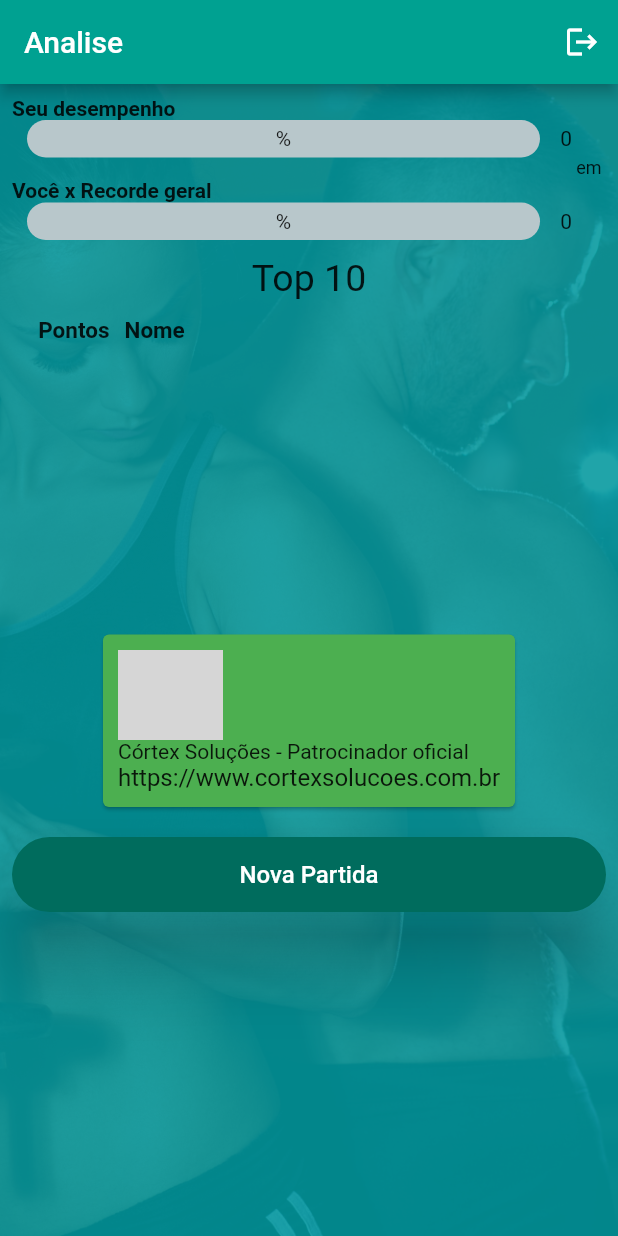
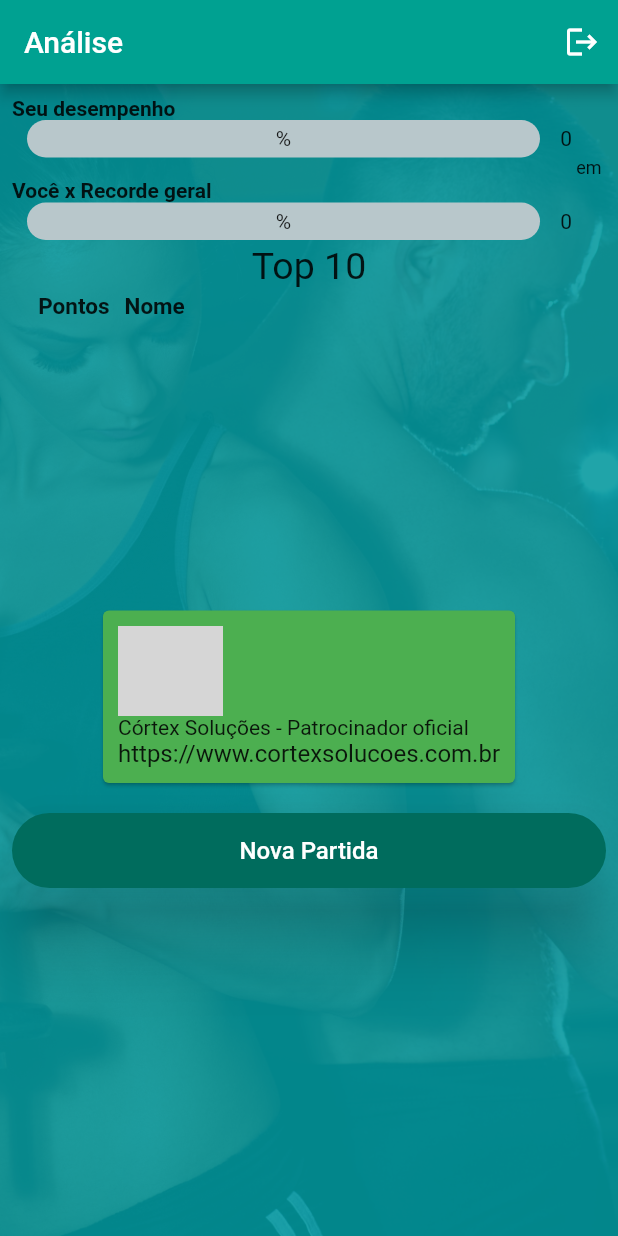
Before and after one commit to mariobyte/musculaquiz, a Flutter app: the Classificacao screen opened directly with empty values, on a phone screen of 412 x 824 dp. Run offline on Flutter 3.47's test engine with Material 2 defaults, Android fonts, the phone set to English and light mode, and no system bars; drawn by our look-alikes of percent_indicator; our stand-ins replace cloud_firestore, firebase_auth, firebase_core; missing offline and left inert: flutter_beep; accounts and stored records are empty; network calls fail; grey boxes are pictures that could not be loaded.

Commit message:
atual - 0105

```diff
--- a/lib/app/model/Usuario.dart
+++ b/lib/app/model/Usuario.dart
@@ -6,6 +6,7 @@ class Usuario {
   String userIdMQ;
   String vidas;
   String idPartida;
+  String programa;
 
   Usuario(
       {this.nome,
@@ -14,5 +15,6 @@ class Usuario {
       this.userId,
       this.userIdMQ,
       this.vidas,
-      this.idPartida});
+      this.idPartida,
+      this.programa});
 }
--- a/lib/classificacao.dart
+++ b/lib/classificacao.dart
@@ -51,6 +51,7 @@ class _ClassificacaoState extends State<Classificacao> {
 
   _ClassificacaoState({this.dataUsuario});
 
+  var _programa = '';
   var _email = '';
   var _userId = '';
   var _total_respondidas = '';
@@ -112,9 +113,12 @@ class _ClassificacaoState extends State<Classificacao> {
   var _t1010_id_usuario = '';
   var _t1010_nome = '';
   var _t1010_pontos = '';
+  String _titulo = "Análise";
+  String _tituloBotao = "Nova Partida";
   String _itemCategoria;
+  bool _visible1 = true;
 
-  var _categorias = new List<Categorias>();
+  List<Categorias> _categorias;
 
   void initState() {
     super.initState();
@@ -122,11 +126,17 @@ class _ClassificacaoState extends State<Classificacao> {
       setState(() {
         _email = this.dataUsuario.email;
         _userId = this.dataUsuario.userId;
+        _programa = this.dataUsuario.programa;
         _getAnalise(_userId);
         print('categoria - _email: $_email');
         print('categoria - _userId: $_userId');
         _getCategorias();
         print('teste _categorias : $_categorias');
+        if (_programa == 'iniciar') {
+          _titulo = "Muscula Quiz";
+          _tituloBotao = "Iniciar";
+          _visible1 = false;
+        }
       });
     }
   }
@@ -143,7 +153,7 @@ class _ClassificacaoState extends State<Classificacao> {
     return Scaffold(
       appBar: AppBar(
         //title: Text("Classificação"),
-        title: Text("Analise"),
+        title: Text(_titulo),
         backgroundColor: Color(0xff00A191),
         actions: [
           IconButton(icon: Icon(Icons.logout), onPressed: this._logout),
@@ -152,45 +162,13 @@ class _ClassificacaoState extends State<Classificacao> {
       body: Container(
         child: DefaultBackgroundContainer(
 //            child: Center(
-          //      child: SingleChildScrollView(
-          child: Expanded(
+          child: SingleChildScrollView(
+            //child: Expanded(
             child: Column(
               crossAxisAlignment: CrossAxisAlignment.stretch,
               children: <Widget>[
                 Column(children: <Widget>[
-                  Row(
-                    children: <Widget>[
-                      Text('Seu desempenho',
-                          style: TextStyle(
-                              fontSize: 14, fontWeight: FontWeight.bold)),
-                    ],
-                    mainAxisAlignment: MainAxisAlignment.start,
-                  ),
-                  Row(children: [
-                    LinearPercentIndicator(
-                      width: MediaQuery.of(context).size.width - 50,
-                      animation: true,
-                      lineHeight: 25.0,
-                      animationDuration: 2000,
-                      percent: _percAcertoRecord,
-                      center: Text(_percAcertoRecordText + '%'),
-                      linearStrokeCap: LinearStrokeCap.roundAll,
-                      progressColor: Colors.greenAccent,
-                    ),
-                    Row(children: [
-                      Text(' ' + _recorde_usuarioI.toStringAsFixed(0))
-                    ]),
-                  ]),
-                  Row(
-                    children: <Widget>[
-                      Text(
-                        'em ' + _data_recorde,
-                        style: TextStyle(
-                            fontSize: 12, fontWeight: FontWeight.normal),
-                      ),
-                    ],
-                    mainAxisAlignment: MainAxisAlignment.end,
-                  ),
+                  _seuDesempenho(_visible1),
                   //   Expanded(
                   //child:
                   Row(
@@ -221,12 +199,12 @@ class _ClassificacaoState extends State<Classificacao> {
                   ]),
                   Row(
                     children: <Widget>[
-                      Container(padding: EdgeInsets.only(left: 0.0, top: 5.0))
+                      Container(padding: EdgeInsets.only(left: 0.0, top: 1.0))
                     ],
                   ),
                 ]),
                 Padding(
-                  padding: const EdgeInsets.all(6.0),
+                  padding: const EdgeInsets.all(2.0),
                   child: Center(
                       child: Text(
                     "Top 10",
@@ -235,7 +213,7 @@ class _ClassificacaoState extends State<Classificacao> {
                 ),
                 Row(
                   children: <Widget>[
-                    Container(padding: EdgeInsets.only(left: 0.0, top: 5.0))
+                    Container(padding: EdgeInsets.only(left: 0.0, top: 1.0))
                   ],
                 ),
                 // Cabeçalho Top 10
@@ -572,7 +550,7 @@ class _ClassificacaoState extends State<Classificacao> {
                   padding: EdgeInsets.only(top: 16, bottom: 10),
                   child: ElevatedButton(
                     child: Text(
-                      "Nova Partida",
+                      _tituloBotao,
                       style: TextStyle(color: Colors.white, fontSize: 16),
                     ),
                     style: ElevatedButton.styleFrom(
@@ -608,6 +586,54 @@ class _ClassificacaoState extends State<Classificacao> {
         ),
       ),
     );
+  }
+
+  Widget _seuDesempenho(bool pVisible) {
+    if (pVisible) {
+      return Visibility(
+          visible: pVisible,
+          child: Column(children: [
+            Row(
+              children: <Widget>[
+                Text('Seu desempenho',
+                    style:
+                        TextStyle(fontSize: 14, fontWeight: FontWeight.bold)),
+              ],
+              mainAxisAlignment: MainAxisAlignment.start,
+            ),
+            Row(children: [
+              LinearPercentIndicator(
+                width: MediaQuery.of(context).size.width - 50,
+                animation: true,
+                lineHeight: 25.0,
+                animationDuration: 2000,
+                percent: _percAcertoRecord,
+                center: Text(_percAcertoRecordText + '%'),
+                linearStrokeCap: LinearStrokeCap.roundAll,
+                progressColor: Colors.greenAccent,
+              ),
+              Row(children: [Text(' ' + _recorde_usuarioI.toStringAsFixed(0))]),
+            ]),
+            Row(
+              children: <Widget>[
+                Text(
+                  'em ' + _data_recorde,
+                  style: TextStyle(fontSize: 12, fontWeight: FontWeight.normal),
+                ),
+              ],
+              mainAxisAlignment: MainAxisAlignment.end,
+            ),
+          ]));
+    } else {
+      return Padding(
+        padding: EdgeInsets.only(bottom: 0),
+        child: Image.asset(
+          "imagens/logo.png",
+          width: 200,
+          height: 100,
+        ),
+      );
+    }
   }
 
   _getCategorias() async {
@@ -794,9 +820,8 @@ class _ClassificacaoState extends State<Classificacao> {
   } */
 
   void _iniciaPartida(String pUserId, String pIdCategoria) async {
-    print('_iniciaPartida - pIdCategoria : $pIdCategoria');
+    print('Classificacao : _iniciaPartida - pIdCategoria : $pIdCategoria');
     try {
-      print('pIdCategoria: $pIdCategoria');
       var dataJSon = await http.post(
         APP_URL,
         headers: <String, String>{
@@ -813,13 +838,14 @@ class _ClassificacaoState extends State<Classificacao> {
       retPartida = (jsonMap["partida"] as List)
           .map((partida) => Partida.fromJson(partida))
           .toList();
-
       final _idPartida = retPartida[0].idpartida;
       final _vidasGame = retPartida[0].vidas;
+      dataUsuario.email = _email;
+      dataUsuario.userId = _userId;
       dataUsuario.vidas = _vidasGame;
       dataUsuario.idPartida = _idPartida;
-
-      print('Go Home - iniciar: _vidas: $_vidasGame');
+      dataUsuario.userIdMQ = '';
+      dataUsuario.programa = 'Classificacao';
       Navigator.pushReplacement(
           context,
           MaterialPageRoute(
--- a/lib/iniciar.dart
+++ b/lib/iniciar.dart
@@ -154,7 +154,6 @@ class _IniciarState extends State<Iniciar> {
       dataUsuario.vidas = _vidasGame;
       dataUsuario.idPartida = _idPartida;
 
-      print('Go Home - iniciar: _vidas: $_vidasGame');
       Navigator.pushReplacement(
           context,
           MaterialPageRoute(
```
Also changed, not shown: lib/Home.dart (+9 -9 lines), lib/Login.dart (+7 -5 lines), pubspec.lock.
